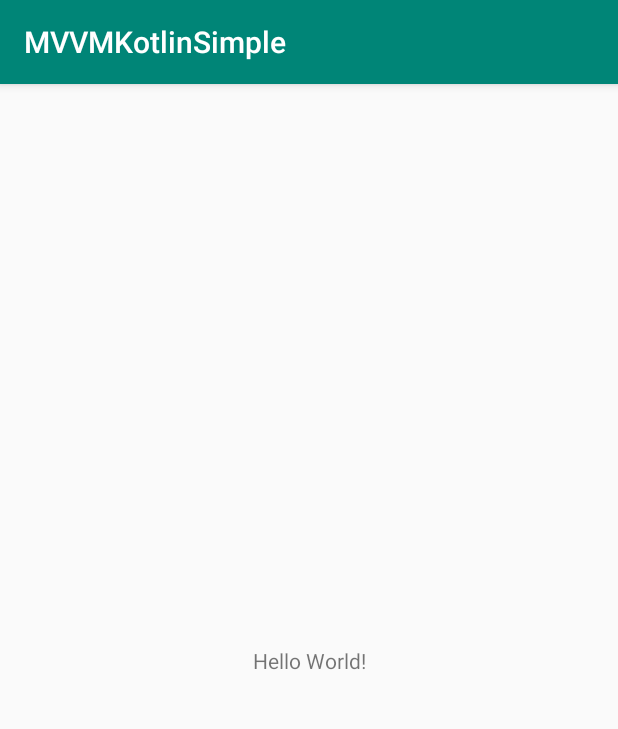
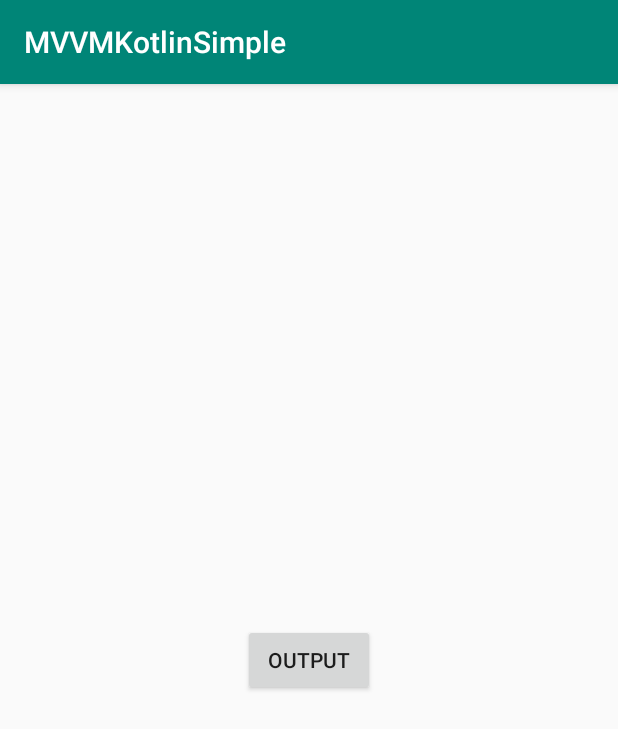
Before and after one commit to MahmoudAlipour2/MVVMKotlinSimple, an Android app: the screen it shows after launch (MainActivity), on a phone screen of 412 x 824 dp. Shown: the top 729 px of the screen. Run offline under Robolectric (Android 15) with nearby library versions, the phone set to English and light mode, and no system bars.

Commit message:
MVVM KOTLIN SIMPLE

```diff
--- a/app/build.gradle
+++ b/app/build.gradle
@@ -24,11 +24,20 @@ android {
 
 dependencies {
     implementation fileTree(dir: 'libs', include: ['*.jar'])
-    implementation"org.jetbrains.kotlin:kotlin-stdlib-jdk7:$kotlin_version"
+    implementation "org.jetbrains.kotlin:kotlin-stdlib-jdk7:$kotlin_version"
     implementation 'androidx.appcompat:appcompat:1.0.2'
     implementation 'androidx.core:core-ktx:1.0.2'
     implementation 'androidx.constraintlayout:constraintlayout:1.1.3'
     testImplementation 'junit:junit:4.12'
     androidTestImplementation 'androidx.test:runner:1.2.0'
     androidTestImplementation 'androidx.test.espresso:espresso-core:3.2.0'
+
+
+    //LiveData and ViewModel:  https://developer.android.com/jetpack/androidx/releases/lifecycle#declaring_dependencies
+    def lifecycle_version = "2.0.0"
+    implementation "androidx.lifecycle:lifecycle-extensions:$lifecycle_version"
+
+    //RX Android and RX Java : https://github.com/ReactiveX/RxAndroid
+    implementation 'io.reactivex.rxjava2:rxandroid:2.1.1'
+    implementation 'io.reactivex.rxjava2:rxjava:2.2.9'
 }
--- a/app/src/main/java/ir/mirannoor/mvvmkotlinsimple/View/MainActivity.kt
+++ b/app/src/main/java/ir/mirannoor/mvvmkotlinsimple/View/MainActivity.kt
@@ -2,12 +2,35 @@ package ir.mirannoor.mvvmkotlinsimple.View
 
 import androidx.appcompat.app.AppCompatActivity
 import android.os.Bundle
+import android.widget.Toast
+import androidx.lifecycle.Observer
+import androidx.lifecycle.ViewModelProviders
 import ir.mirannoor.mvvmkotlinsimple.R
+import ir.mirannoor.mvvmkotlinsimple.ViewModel.ViewModel
+import kotlinx.android.synthetic.main.activity_main.*
 
 class MainActivity : AppCompatActivity() {
+
+    //Define viewModel
+    lateinit var viewModel: ViewModel
+
 
     override fun onCreate(savedInstanceState: Bundle?) {
         super.onCreate(savedInstanceState)
         setContentView(R.layout.activity_main)
+
+
+        //Instance of ViewModel
+        viewModel = ViewModelProviders.of(this).get(ViewModel::class.java)
+
+        //Get data from ViewModel by LiveData
+        viewModel.observable.observe(this, Observer { Toast.makeText(this@MainActivity, it, Toast.LENGTH_LONG).show() })
+
+        btn.setOnClickListener {
+            //Send data from View to ViewModel.
+            viewModel.getUser()
+        }
+
+
     }
 }
--- a/app/src/main/java/ir/mirannoor/mvvmkotlinsimple/ViewModel/ViewModel.kt
+++ b/app/src/main/java/ir/mirannoor/mvvmkotlinsimple/ViewModel/ViewModel.kt
@@ -1,5 +1,24 @@
 package ir.mirannoor.mvvmkotlinsimple.ViewModel
 
-class ViewModel {
+import androidx.lifecycle.MutableLiveData
+import androidx.lifecycle.ViewModel
+
+
+//ViewModel---> androidx.lifecycle
+class ViewModel : ViewModel() {
+
+
+    //Define LiveData in ViewModel.
+    val observable = MutableLiveData<String>()
+
+
+
+
+    fun getUser() {
+
+        //Send data from "ViewModel to View"
+        observable.value = "Mahmoud"
+    }
+
 
 }
--- a/app/src/main/res/layout/activity_main.xml
+++ b/app/src/main/res/layout/activity_main.xml
@@ -1,19 +1,19 @@
 <?xml version="1.0" encoding="utf-8"?>
-<androidx.constraintlayout.widget.ConstraintLayout
+<RelativeLayout
         xmlns:android="http://schemas.android.com/apk/res/android"
         xmlns:tools="http://schemas.android.com/tools"
-        xmlns:app="http://schemas.android.com/apk/res-auto"
         android:layout_width="match_parent"
         android:layout_height="match_parent"
-        tools:context=".View.MainActivity">
+        tools:context=".View.MainActivity"
+        android:layout_gravity="center">
 
-    <TextView
+
+    <Button
+            android:text="OutPut"
+            android:id="@+id/btn"
+            android:layout_centerInParent="true"
             android:layout_width="wrap_content"
             android:layout_height="wrap_content"
-            android:text="Hello World!"
-            app:layout_constraintBottom_toBottomOf="parent"
-            app:layout_constraintLeft_toLeftOf="parent"
-            app:layout_constraintRight_toRightOf="parent"
-            app:layout_constraintTop_toTopOf="parent"/>
+    />
 
-</androidx.constraintlayout.widget.ConstraintLayout>
+</RelativeLayout>
```
